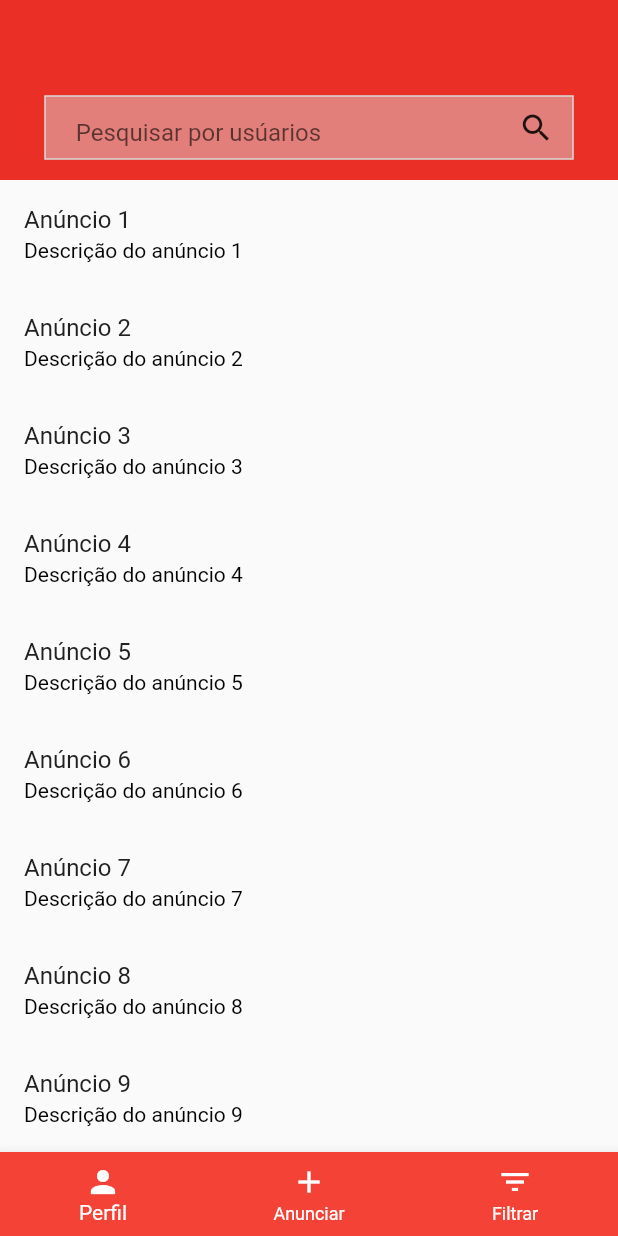
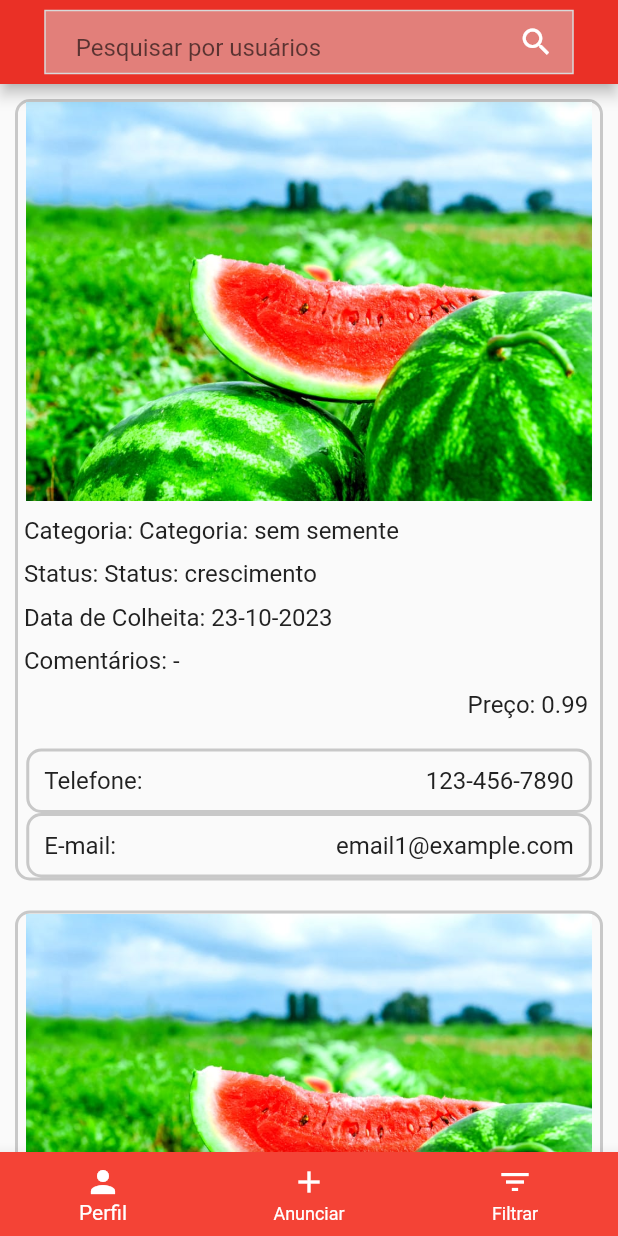
Before and after one commit to rayllander/melancia_express, a Flutter app: the HomePage screen opened by its route, on a phone screen of 412 x 824 dp. Run offline on Flutter 3.47's test engine with Material 2 defaults, Android fonts, the phone set to English and light mode, and no system bars.

Commit message:
pagina home

```diff
--- /dev/null
+++ b/lib/controllers/anuncio_controller.dart
@@ -0,0 +1,37 @@
+import 'package:melancia_express/model/anuncio.dart';
+
+class AnuncioController {
+  List<Anuncio> listaDeAnuncios = [
+    Anuncio(
+      'assets/images/plantacao.png',
+      "Categoria: sem semente",
+      "Status: crescimento",
+      "23-10-2023",
+      ["-"],
+      "123-456-7890",
+      "email1@example.com",
+      0.99, // Inclua o preço aqui
+    ),
+    Anuncio(
+      'assets/images/plantacao.png',
+      "Categoria: Amarela",
+      "Status: colheita",
+      "20-03-2023",
+      [""],
+      "987-654-3210",
+      "email2@example.com",
+      01.10, // Inclua o preço aqui
+    ),
+    Anuncio(
+      'assets/images/logo.png',
+      "Categoria: Amarela",
+      "Status: crescimento",
+      "10-02-2023",
+      [""],
+      "555-555-5555",
+      "email3@example.com",
+      01.15, // Inclua o preço aqui
+    ),
+    // Adicione mais anúncios fictícios conforme necessário
+  ];
+}
--- /dev/null
+++ b/lib/model/anuncio.dart
@@ -0,0 +1,21 @@
+class Anuncio {
+  final String imagemUrl; // URL da imagem
+  final String categoria;
+  final String status;
+  final String dataColheita;
+  final List<String> comentarios;
+  final String telefone;
+  final String email;
+  final double preco; // Novo atributo para o preço
+
+  Anuncio(
+    this.imagemUrl,
+    this.categoria,
+    this.status,
+    this.dataColheita,
+    this.comentarios,
+    this.telefone,
+    this.email,
+    this.preco, // Incluindo o preço no construtor
+  );
+}
--- a/lib/pages/search_results_page.dart
+++ /dev/null
@@ -1 +0,0 @@
-// TODO Implement this library.
--- a/lib/view/pages/home_page.dart
+++ b/lib/view/pages/home_page.dart
@@ -1,23 +1,23 @@
 import 'package:flutter/material.dart';
 import 'package:melancia_express/view/components/my_bottombar.dart';
-//import 'package:melancia_express/view/helpers/rout_helpers.dart';
 import 'package:melancia_express/controllers/Usuario_controller.dart';
-import 'package:melancia_express/view/pages/search_results_page.dart';
+import 'package:melancia_express/controllers/anuncio_controller.dart';
+import 'search_results_page.dart';
 
-// ignore: must_be_immutable
 class HomePage extends StatefulWidget {
   HomePage({Key? key}) : super(key: key);
 
-  final UsuarioController _usuarioController =
-      UsuarioController(); // Use UsuarioController
+  final UsuarioController _usuarioController = UsuarioController();
   final TextEditingController searchController = TextEditingController();
-  List<String> filteredUsuarios = [];
+  final AnuncioController anuncioController = AnuncioController();
 
   @override
   _HomePageState createState() => _HomePageState();
 }
 
 class _HomePageState extends State<HomePage> {
+  String message = '';
+
   void goToSearchResults(BuildContext context) {
     final searchTerm = widget.searchController.text.toLowerCase().trim();
 
@@ -28,43 +28,30 @@ class _HomePageState extends State<HomePage> {
       }).toList();
 
       if (searchResults.isNotEmpty) {
+        message = "Resultados da pesquisa para '$searchTerm'";
+      } else {
+        message = "Nenhum resultado encontrado para '$searchTerm'";
+      }
+
       Navigator.of(context).push(
         MaterialPageRoute(
-            builder: (context) =>
-                SearchResultsPage(searchResults: searchResults),
+          builder: (context) => SearchResultsPage(
+            searchResults: searchResults,
+            message: message,
           ),
-        );
-      } else {
-        // Se não houver resultados, navegue para a página de resultados em branco
-        Navigator.of(context).push(
-          MaterialPageRoute(
-            builder: (context) => SearchResultsPage(searchResults: []),
         ),
       );
     }
   }
-  }
 
-//
-//
   @override
   Widget build(BuildContext context) {
     return Scaffold(
-      body: Column(
-        children: [
-          Container(
-            width: double.infinity,
-            height: 120,
-            color: Color(0xFFEA3026), // Cor do cabeçalho
-            child: Column(
-              // Usando uma coluna para centralizar verticalmente
-              mainAxisAlignment:
-                  MainAxisAlignment.center, // Centraliza verticalmente
-              children: [
-                Padding(
-                  padding: EdgeInsets.only(
-                      top: 50.0), // Ajuste o valor conforme necessário
-                  child: Container(
+      appBar: AppBar(
+        backgroundColor: Color(0xFFEA3026),
+        centerTitle: true, // Centralize o título (a barra de pesquisa)
+        automaticallyImplyLeading: false, // Remove a seta de voltar
+        title: Container(
           width: 353,
           height: 43,
           decoration: BoxDecoration(
@@ -77,18 +64,15 @@ class _HomePageState extends State<HomePage> {
                 child: TextField(
                   controller: widget.searchController,
                   decoration: InputDecoration(
-                              hintText: 'Pesquisar por usúarios',
+                    hintText: 'Pesquisar por usuários',
                     border: InputBorder.none,
-                              contentPadding: EdgeInsets.only(
-                                  left:
-                                      20.0), // Adiciona espaço à esquerda do texto digitado
+                    contentPadding: EdgeInsets.only(left: 20.0),
                   ),
                 ),
               ),
               IconButton(
                 icon: Icon(Icons.search),
                 onPressed: () {
-                            // Chamando a função goToSearchResults quando o botão de pesquisa for pressionado
                   goToSearchResults(context);
                 },
               ),
@@ -96,72 +80,166 @@ class _HomePageState extends State<HomePage> {
           ),
         ),
       ),
+      body: CustomScrollView(
+        slivers: <Widget>[
+          SliverList(
+            delegate: SliverChildBuilderDelegate(
+              (BuildContext context, int index) {
+                return Container(
+                  width: 377,
+                  margin: EdgeInsets.all(10),
+                  decoration: BoxDecoration(
+                    border: Border.all(
+                      color: Color(0xFF000000).withOpacity(0.2),
+                      width: 2.0,
+                    ),
+                    borderRadius: BorderRadius.circular(10.0),
+                  ),
+                  child: Column(
+                    children: [
+                      Image.asset(
+                        widget
+                            .anuncioController.listaDeAnuncios[index].imagemUrl,
+                        width: 377,
+                        height: 266,
+                        fit: BoxFit.cover,
+                      ),
+                      SizedBox(height: 10),
+                      //
+                      //
+                      Align(
+                        alignment: Alignment.centerLeft,
+                        child: Text(
+                          " Categoria: ${widget.anuncioController.listaDeAnuncios[index].categoria}",
+                          style: TextStyle(
+                            fontSize: 16,
+                          ),
+                        ),
+                      ),
+                      SizedBox(height: 10),
+                      //
+                      //
+                      Align(
+                        alignment: Alignment.centerLeft,
+                        child: Text(
+                          " Status: ${widget.anuncioController.listaDeAnuncios[index].status}",
+                          style: TextStyle(
+                            fontSize: 16,
+                          ),
+                        ),
+                      ),
+                      SizedBox(height: 10),
+                      //
+                      //
+                      Align(
+                        alignment: Alignment.centerLeft,
+                        child: Text(
+                          " Data de Colheita: ${widget.anuncioController.listaDeAnuncios[index].dataColheita}",
+                          style: TextStyle(
+                            fontSize: 16,
+                          ),
+                        ),
+                      ),
+                      SizedBox(height: 10),
+                      //
+                      //
+
+                      Align(
+                        alignment: Alignment.centerLeft,
+                        child: Text(
+                          " Comentários: ${widget.anuncioController.listaDeAnuncios[index].comentarios.join(', ')}",
+                          style: TextStyle(
+                            fontSize: 16,
+                          ),
+                        ),
+                      ),
+                      SizedBox(height: 10),
+                      //
+                      //
+                      Align(
+                        alignment: Alignment.centerRight, // Alinhe à direita
+                        child: Text(
+                          " Preço: ${widget.anuncioController.listaDeAnuncios[index].preco.toStringAsFixed(2)}  ",
+                          style: TextStyle(
+                            fontSize: 16,
+                          ),
+                        ),
+                      ),
+
+                      //
+                      //
+                      SizedBox(height: 10),
+                      SizedBox(height: 10),
+                      Container(
+                        width: 377,
+                        decoration: BoxDecoration(
+                          border: Border.all(
+                            color: Color(0xFF000000).withOpacity(0.2),
+                            width: 2.0,
+                          ),
+                          borderRadius: BorderRadius.circular(10.0),
+                        ),
+                        child: Padding(
+                          padding: EdgeInsets.all(10),
+                          child: Row(
+                            mainAxisAlignment: MainAxisAlignment.spaceBetween,
+                            children: [
+                              Text(
+                                "Telefone:",
+                                style: TextStyle(
+                                  fontSize: 16,
+                                ),
+                              ),
+                              Text(
+                                "${widget.anuncioController.listaDeAnuncios[index].telefone}",
+                                style: TextStyle(
+                                  fontSize: 16,
+                                ),
+                              ),
                             ],
                           ),
                         ),
-          Expanded(
-            child: SingleChildScrollView(
-              child: Column(
+                      ),
+                      Container(
+                        width: 377,
+                        decoration: BoxDecoration(
+                          border: Border.all(
+                            color: Color(0xFF000000).withOpacity(0.2),
+                            width: 2.0,
+                          ),
+                          borderRadius: BorderRadius.circular(10.0),
+                        ),
+                        child: Padding(
+                          padding: EdgeInsets.all(10),
+                          child: Row(
+                            mainAxisAlignment: MainAxisAlignment.spaceBetween,
                             children: [
-                  // Conteúdo da página
-                  // Exemplo de anúncio
-                  ListTile(
-                    title: Text('Anúncio 1'),
-                    subtitle: Text('Descrição do anúncio 1'),
+                              Text(
+                                "E-mail:",
+                                style: TextStyle(
+                                  fontSize: 16,
                                 ),
-                  ListTile(
-                    title: Text('Anúncio 2'),
-                    subtitle: Text('Descrição do anúncio 2'),
                               ),
-                  ListTile(
-                    title: Text('Anúncio 3'),
-                    subtitle: Text('Descrição do anúncio 3'),
+                              Text(
+                                "${widget.anuncioController.listaDeAnuncios[index].email}",
+                                style: TextStyle(
+                                  fontSize: 16,
                                 ),
-                  ListTile(
-                    title: Text('Anúncio 4'),
-                    subtitle: Text('Descrição do anúncio 4'),
                               ),
-                  ListTile(
-                    title: Text('Anúncio 5'),
-                    subtitle: Text('Descrição do anúncio 5'),
-                  ),
-                  ListTile(
-                    title: Text('Anúncio 6'),
-                    subtitle: Text('Descrição do anúncio 6'),
-                  ),
-                  ListTile(
-                    title: Text('Anúncio 7'),
-                    subtitle: Text('Descrição do anúncio 7'),
-                  ),
-                  ListTile(
-                    title: Text('Anúncio 8'),
-                    subtitle: Text('Descrição do anúncio 8'),
-                  ),
-                  ListTile(
-                    title: Text('Anúncio 9'),
-                    subtitle: Text('Descrição do anúncio 9'),
-                  ),
-                  ListTile(
-                    title: Text('Anúncio 10'),
-                    subtitle: Text('Descrição do anúncio 10'),
-                  ),
-                  ListTile(
-                    title: Text('Anúncio 11'),
-                    subtitle: Text('Descrição do anúncio 11'),
-                  ),
-                  ListTile(
-                    title: Text('Anúncio 12'),
-                    subtitle: Text('Descrição do anúncio 12'),
-                  ),
-
-                  // Mais anúncios...
                             ],
                           ),
                         ),
                       ),
                     ],
                   ),
-      bottomNavigationBar: MyBottomBar(), // Usando o widget MyBottomBar
+                );
+              },
+              childCount: widget.anuncioController.listaDeAnuncios.length,
+            ),
+          ),
+        ],
+      ),
+      bottomNavigationBar: MyBottomBar(),
     );
   }
 }
--- a/lib/view/pages/search_results_page.dart
+++ b/lib/view/pages/search_results_page.dart
@@ -2,9 +2,11 @@ import 'package:flutter/material.dart';
 import 'package:melancia_express/view/components/my_appbar.dart';
 
 class SearchResultsPage extends StatefulWidget {
-  SearchResultsPage({Key? key, required this.searchResults}) : super(key: key);
+  SearchResultsPage({Key? key, required this.searchResults, this.message = ''})
+      : super(key: key);
 
   final List<String> searchResults;
+  final String message;
 
   @override
   _SearchResultsPageState createState() => _SearchResultsPageState();
@@ -13,18 +15,21 @@ class SearchResultsPage extends StatefulWidget {
 class _SearchResultsPageState extends State<SearchResultsPage> {
   @override
   Widget build(BuildContext context) {
-    // Implemente a interface da página de resultados de pesquisa aqui
     return Scaffold(
       appBar: MyAppBar(
-        title: 'Resultados da Pesquisa', // Passe a string diretamente
+        title: 'RESULTADOS DA PESQUISA',
       ),
-      body: ListView.builder(
+      body: widget.searchResults.isNotEmpty
+          ? ListView.builder(
               itemCount: widget.searchResults.length,
               itemBuilder: (context, index) {
                 return ListTile(
                   title: Text(widget.searchResults[index]),
                 );
               },
+            )
+          : Center(
+              child: Text(widget.message),
             ),
     );
   }
--- a/pubspec.yaml
+++ b/pubspec.yaml
@@ -82,6 +82,7 @@ flutter:
   # To add assets to your application, add an assets section, like this:
   assets:
     - assets/images/logo.png
+    - assets/images/plantacao.png
   #   - images/a_dot_ham.jpeg
 
   # An image asset can refer to one or more resolution-specific "variants", see
```
Also changed, not shown: assets/images/plantacao.png (added). Lines whose indentation alone changed are shown as unchanged.
